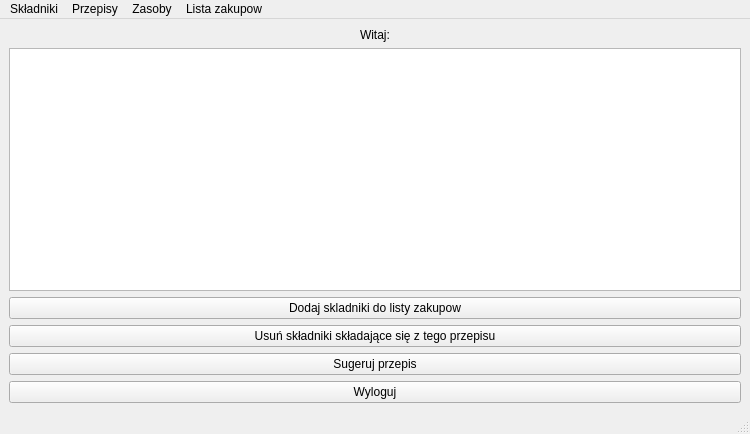
The window that mainwindow.ui (Akacz47/Intelligent-pantry) describes before a commit, drawn with Qt 5.
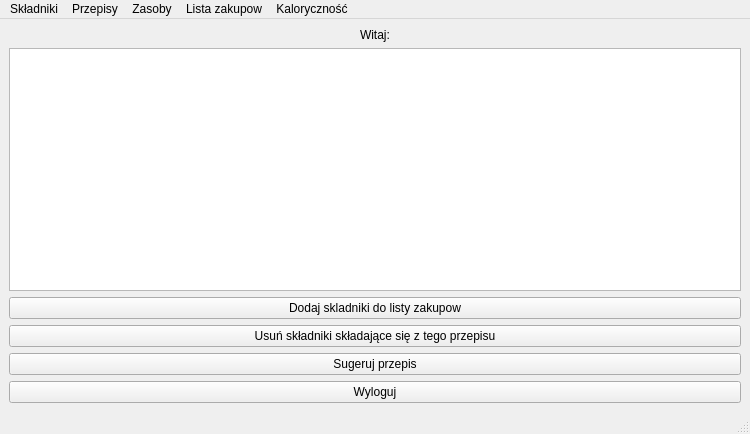
The same window after the commit.

```diff
--- a/mainwindow.ui
+++ b/mainwindow.ui
@@ -158,10 +158,17 @@
     <addaction name="actionSaveToFile"/>
     <addaction name="actionReadFromFile"/>
    </widget>
+   <widget class="QMenu" name="menuKcal">
+    <property name="title">
+     <string>Kaloryczność</string>
+    </property>
+    <addaction name="actionChangeDailyMaxKcal"/>
+   </widget>
    <addaction name="menuSk_adniki"/>
    <addaction name="menuPrzepisy"/>
    <addaction name="menuZasoby"/>
    <addaction name="menuLista_zakupow"/>
+   <addaction name="menuKcal"/>
   </widget>
   <widget class="QStatusBar" name="statusbar"/>
   <action name="actionOption_3">
```
Left out of the diff: 5 changed lines with no effect on the pictures.
